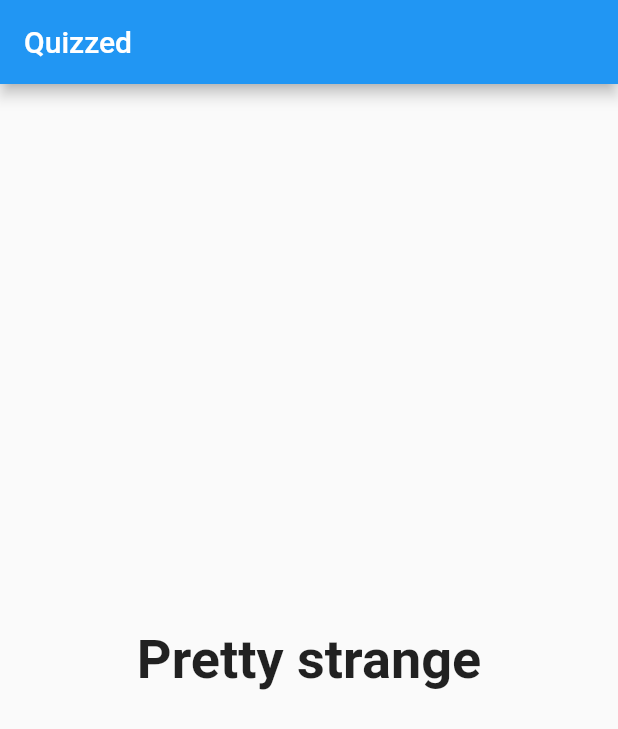
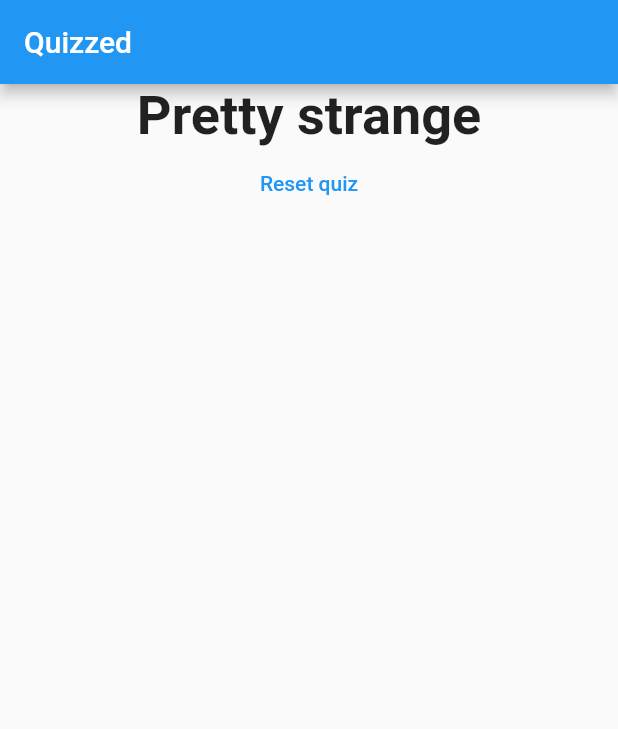
Before and after one commit to edubskiy/quizzed, a Flutter app: the screen it shows after launch, after a tap on "Black", after a tap on "Cat", after a tap on "Saint-Petersburg", on a phone screen of 412 x 824 dp. Shown: the top 729 px of the screen. Run offline on Flutter 3.47's test engine with Material 2 defaults, Android fonts, the light colour scheme and no system bars.

Commit message:
Added reset quiz button

```diff
--- a/lib/main.dart
+++ b/lib/main.dart
@@ -57,6 +57,16 @@ class _AppState extends State<App> {
     });
   }
 
+  void resetQuiz() {
+    _questionIndex = 0;
+    _totalScore = 0;
+
+    setState(() => {
+      _questionIndex,
+      _totalScore
+    });
+  }
+
   @override
   Widget build(BuildContext context) {
     return MaterialApp(
@@ -70,7 +80,7 @@ class _AppState extends State<App> {
             questionIndex: _questionIndex,
             questions: _questions
           ) :
-          Result(_totalScore)
+          Result(_totalScore, resetQuiz)
       ),
     );
   }
--- a/lib/result.dart
+++ b/lib/result.dart
@@ -2,8 +2,9 @@ import 'package:flutter/material.dart';
 
 class Result extends StatelessWidget {
   final int totalScore;
+  final Function resetQuiz;
 
-  Result(this.totalScore);
+  Result(this.totalScore, this.resetQuiz);
 
   String get scoreMessage {
     var message;
@@ -22,9 +23,17 @@ class Result extends StatelessWidget {
   @override
   Widget build(BuildContext context) {
     return Center(
-      child: Text(
-        scoreMessage,
-        style: TextStyle(fontSize: 36, fontWeight: FontWeight.bold)
+      child: Column(
+        children: <Widget>[
+          Text(
+            scoreMessage,
+            style: TextStyle(fontSize: 36, fontWeight: FontWeight.bold)
+          ),
+          FlatButton(
+            child: Text("Reset quiz", style: TextStyle(color: Colors.blue),),
+            onPressed: resetQuiz ,
+          )
+        ],
       )
     );
   }
```
